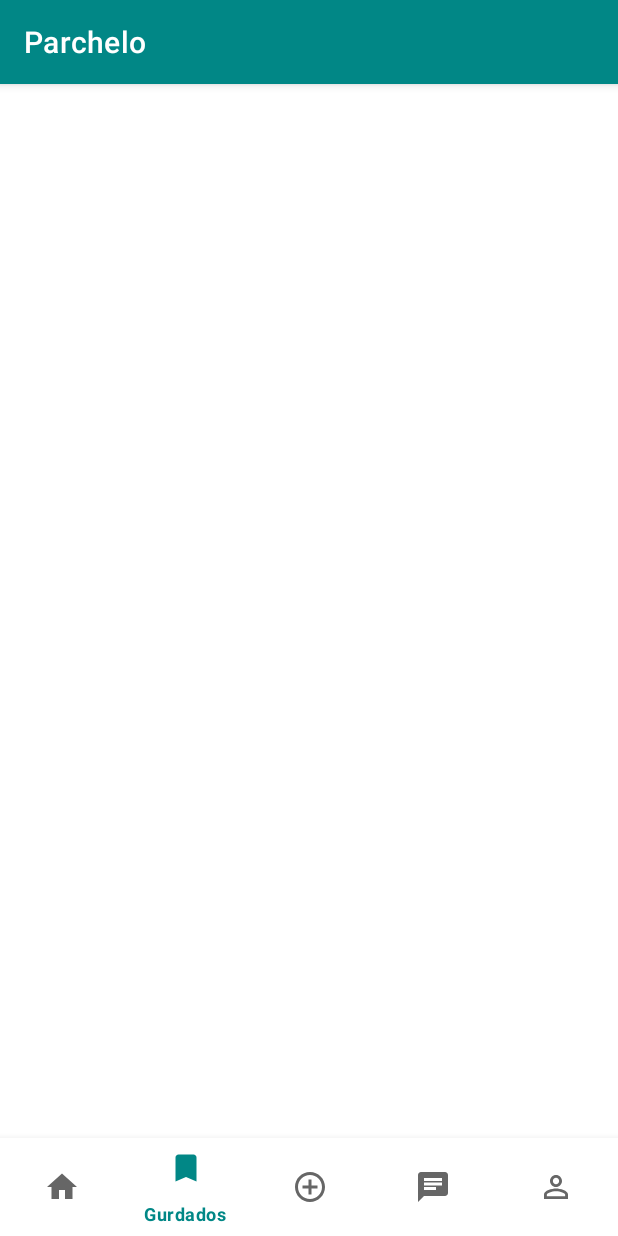
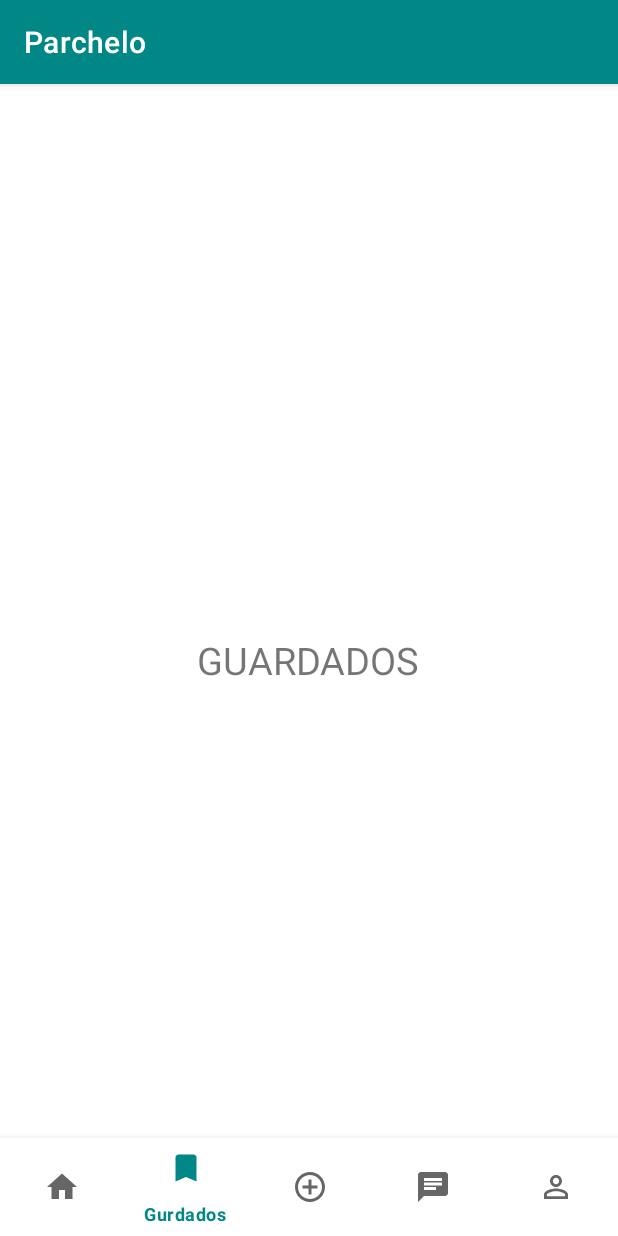
Before and after one commit to juliandvs/Parchelo, an Android app: the menu screen opened through its navigation route, item 2 of the bottom bar chosen, on a phone screen of 412 x 824 dp. Run offline under Robolectric (Android 15) with nearby library versions, the phone set to English and light mode, and no system bars; our stand-ins replace Room's generated code.

Commit message:
Se implemento la funcionalidad para poder navegar con el BottomBarNavegation

```diff
--- a/app/src/main/java/com/example/parchelo/Perfil.kt
+++ b/app/src/main/java/com/example/parchelo/Perfil.kt
@@ -5,8 +5,6 @@ import androidx.fragment.app.Fragment
 import android.view.LayoutInflater
 import android.view.View
 import android.view.ViewGroup
-import androidx.activity.result.contract.ActivityResultContracts
-import androidx.activity.result.contract.ActivityResultContracts.*
 
 // TODO: Rename parameter arguments, choose names that match
 // the fragment initialization parameters, e.g. ARG_ITEM_NUMBER
--- a/app/src/main/java/com/example/parchelo/menu.kt
+++ b/app/src/main/java/com/example/parchelo/menu.kt
@@ -1,10 +1,13 @@
 package com.example.parchelo
 
 import android.os.Bundle
+import android.text.TextUtils.replace
 import androidx.fragment.app.Fragment
 import android.view.LayoutInflater
 import android.view.View
 import android.view.ViewGroup
+import androidx.fragment.app.commit
+import androidx.fragment.app.replace
 import androidx.navigation.fragment.findNavController
 import com.example.parchelo.databinding.FragmentMenuBinding
 import com.google.android.material.bottomnavigation.BottomNavigationView
@@ -13,18 +16,74 @@ class menu : Fragment() {
 
     private lateinit var binding : FragmentMenuBinding
 
+    lateinit var navegacion : BottomNavigationView
+
+    private val OnNavMenu = BottomNavigationView.OnNavigationItemSelectedListener {
+        item ->
+        when(item.itemId){
+            R.id.home ->{
+                childFragmentManager.commit{
+                    replace<Principal>(R.id.frameContainer)
+                    setReorderingAllowed(true)
+                    addToBackStack("replacement")
+                }
+                return@OnNavigationItemSelectedListener true
+            }
+            R.id.guarda ->{
+                childFragmentManager.commit{
+                    replace<guardados>(R.id.frameContainer)
+                    setReorderingAllowed(true)
+                    addToBackStack("replacement")
+                }
+                return@OnNavigationItemSelectedListener true
+            }
+            R.id.crea ->{
+                childFragmentManager.commit{
+                    replace<Crear>(R.id.frameContainer)
+                    setReorderingAllowed(true)
+                    addToBackStack("replacement")
+                }
+                return@OnNavigationItemSelectedListener true
+            }
+            R.id.chatea ->{
+                childFragmentManager.commit{
+                    replace<chat>(R.id.frameContainer)
+                    setReorderingAllowed(true)
+                    addToBackStack("replacement")
+                }
+                return@OnNavigationItemSelectedListener true
+            }
+            R.id.perfil_usuario->{
+                childFragmentManager.commit{
+                    replace<Perfil>(R.id.frameContainer)
+                    setReorderingAllowed(true)
+                    addToBackStack("replacement")
+                }
+                return@OnNavigationItemSelectedListener true
+            }
+        }
+        false
+    }
+
 
     override fun onCreateView(
         inflater: LayoutInflater, container: ViewGroup?,
         savedInstanceState: Bundle?
     ): View? {
         binding = FragmentMenuBinding.inflate(inflater,container,false)
-
-
         val root = binding.root
-        val btn_nav = binding.bottomNavigationView
+        childFragmentManager.commit{
+            replace<Principal>(R.id.frameContainer)
+            setReorderingAllowed(true)
+            addToBackStack("replacement")
+        }
+        navegacion = binding.bottomNavigationView
+        navegacion.setOnNavigationItemSelectedListener(OnNavMenu)
 
         return root
     }
 
+
+
+
 }
--- a/app/src/main/res/layout/fragment_guardados.xml
+++ b/app/src/main/res/layout/fragment_guardados.xml
@@ -7,8 +7,10 @@
 
     <!-- TODO: Update blank fragment layout -->
     <TextView
-        android:layout_width="match_parent"
-        android:layout_height="match_parent"
-        android:text="@string/hello_blank_fragment" />
+        android:layout_width="wrap_content"
+        android:layout_height="wrap_content"
+        android:layout_gravity="center"
+        android:textSize="25sp"
+        android:text="GUARDADOS" />
 
 </FrameLayout>
--- a/app/src/main/res/layout/fragment_menu.xml
+++ b/app/src/main/res/layout/fragment_menu.xml
@@ -1,5 +1,5 @@
 <?xml version="1.0" encoding="utf-8"?>
-<androidx.constraintlayout.widget.ConstraintLayout xmlns:android="http://schemas.android.com/apk/res/android"
+<androidx.coordinatorlayout.widget.CoordinatorLayout xmlns:android="http://schemas.android.com/apk/res/android"
     xmlns:app="http://schemas.android.com/apk/res-auto"
     xmlns:tools="http://schemas.android.com/tools"
     android:layout_width="match_parent"
@@ -9,6 +9,7 @@
     <com.google.android.material.bottomnavigation.BottomNavigationView
         android:id="@+id/bottomNavigationView"
         android:layout_width="match_parent"
+        android:layout_gravity="bottom"
         android:layout_height="65dp"
         app:layout_constraintBottom_toBottomOf="parent"
         app:layout_constraintEnd_toEndOf="parent"
@@ -16,8 +17,9 @@
         app:menu="@menu/bottom_navmenu"/>
 
     <FrameLayout
-        android:layout_width="0dp"
-        android:layout_height="0dp"
+        android:id="@+id/frameContainer"
+        android:layout_width="match_parent"
+        android:layout_height="match_parent"
         app:layout_constraintBottom_toTopOf="@+id/bottomNavigationView"
         app:layout_constraintEnd_toEndOf="parent"
         app:layout_constraintStart_toStartOf="parent"
@@ -26,4 +28,4 @@
     </FrameLayout>
 
 
-</androidx.constraintlayout.widget.ConstraintLayout>
+</androidx.coordinatorlayout.widget.CoordinatorLayout>
--- a/app/src/main/res/menu/bottom_navmenu.xml
+++ b/app/src/main/res/menu/bottom_navmenu.xml
@@ -2,13 +2,22 @@
 <menu xmlns:android="http://schemas.android.com/apk/res/android">
 
     <item android:title="Home"
+        android:id="@+id/home"
         android:icon="@drawable/ic_home_24"/>
+
     <item android:title="Gurdados"
+        android:id="@+id/guarda"
         android:icon="@drawable/ic_safe_24"/>
+
     <item android:title="Crear"
+        android:id="@+id/crea"
         android:icon="@drawable/ic_add_24"/>
+
     <item android:title="Chat"
+        android:id="@+id/chatea"
         android:icon="@drawable/ic_chat_24"/>
+
     <item android:title="Perfil"
+        android:id="@+id/perfil_usuario"
         android:icon="@drawable/ic_profile_24"/>
 </menu>
```
Also changed, not shown: app/src/main/res/layout/fragment_chat.xml (+5 -3 lines), app/src/main/res/layout/fragment_crear.xml (+5 -3 lines), app/src/main/res/layout/fragment_perfil.xml (+11 -3 lines), app/src/main/res/layout/fragment_principal.xml (+5 -3 lines).
